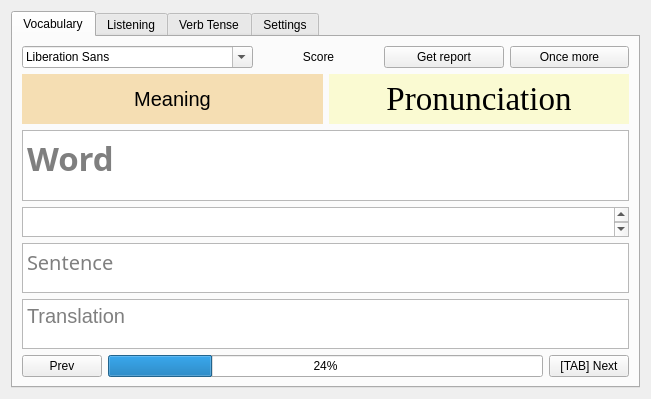
First picture: the form in ui/EnglishPractice.ui, repository SuWeipeng/EnglishPractice, before the edit.
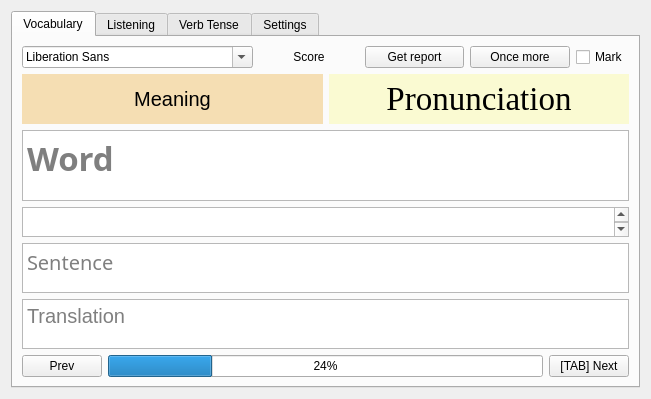
Second picture: the form after the edit.

Patch:
```diff
--- a/ui/EnglishPractice.ui
+++ b/ui/EnglishPractice.ui
@@ -59,6 +59,19 @@
            </property>
           </widget>
          </item>
+         <item>
+          <widget class="QCheckBox" name="checkBox_3">
+           <property name="sizePolicy">
+            <sizepolicy hsizetype="Fixed" vsizetype="Fixed">
+             <horstretch>0</horstretch>
+             <verstretch>0</verstretch>
+            </sizepolicy>
+           </property>
+           <property name="text">
+            <string>Mark</string>
+           </property>
+          </widget>
+         </item>
         </layout>
        </item>
        <item>
```
